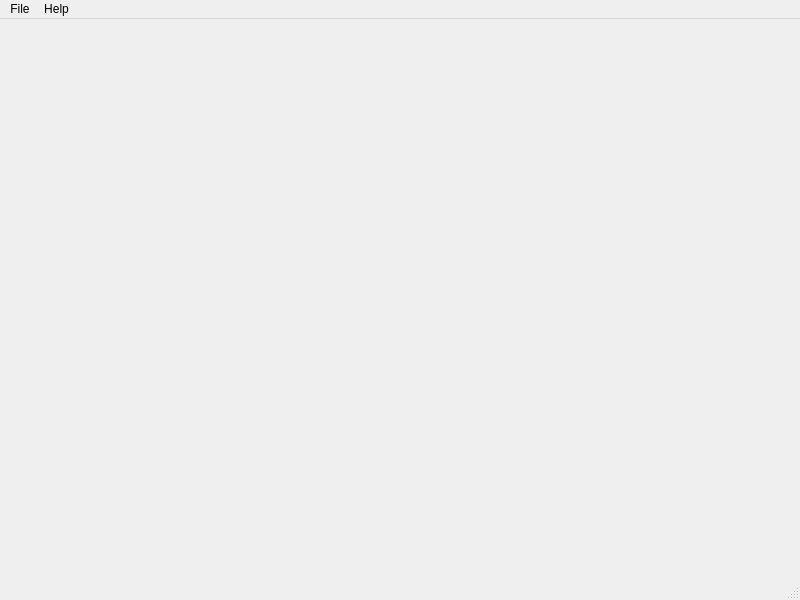
Before: the Qt Designer form mpl_data_cast/gui/main.ui in GuckLab/MPL-Data-Cast, drawn with Qt 5.
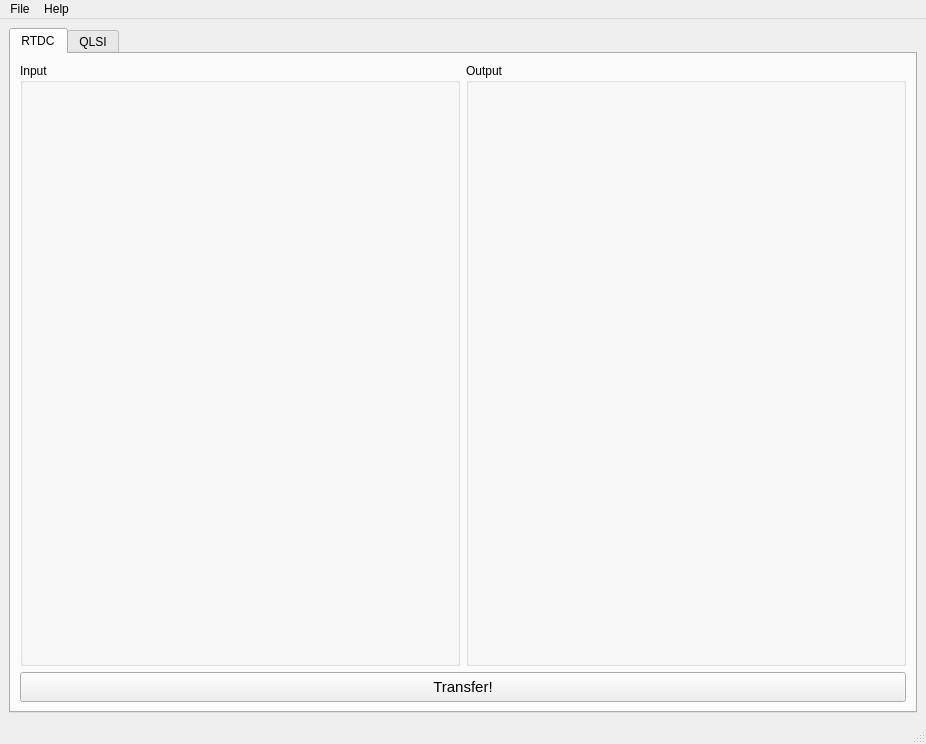
After: the same form once the commit is applied.

```diff
--- a/mpl_data_cast/gui/main.ui
+++ b/mpl_data_cast/gui/main.ui
@@ -6,20 +6,135 @@
    <rect>
     <x>0</x>
     <y>0</y>
-    <width>800</width>
-    <height>600</height>
+    <width>926</width>
+    <height>744</height>
    </rect>
   </property>
+  <property name="minimumSize">
+   <size>
+    <width>600</width>
+    <height>600</height>
+   </size>
+  </property>
   <property name="windowTitle">
    <string>MPL-Data-Cast</string>
   </property>
-  <widget class="QWidget" name="centralwidget"/>
+  <widget class="QWidget" name="centralwidget">
+   <property name="minimumSize">
+    <size>
+     <width>500</width>
+     <height>500</height>
+    </size>
+   </property>
+   <layout class="QVBoxLayout" name="verticalLayout">
+    <item>
+     <widget class="QTabWidget" name="tabWidget">
+      <property name="sizePolicy">
+       <sizepolicy hsizetype="Expanding" vsizetype="Expanding">
+        <horstretch>0</horstretch>
+        <verstretch>0</verstretch>
+       </sizepolicy>
+      </property>
+      <property name="minimumSize">
+       <size>
+        <width>500</width>
+        <height>450</height>
+       </size>
+      </property>
+      <property name="toolTip">
+       <string/>
+      </property>
+      <property name="currentIndex">
+       <number>0</number>
+      </property>
+      <widget class="QWidget" name="tab_RTDC">
+       <property name="sizePolicy">
+        <sizepolicy hsizetype="MinimumExpanding" vsizetype="MinimumExpanding">
+         <horstretch>0</horstretch>
+         <verstretch>0</verstretch>
+        </sizepolicy>
+       </property>
+       <property name="acceptDrops">
+        <bool>true</bool>
+       </property>
+       <property name="toolTip">
+        <string>&lt;html&gt;&lt;head/&gt;&lt;body&gt;&lt;p&gt;RTDC&lt;/p&gt;&lt;/body&gt;&lt;/html&gt;</string>
+       </property>
+       <attribute name="title">
+        <string>RTDC</string>
+       </attribute>
+       <layout class="QVBoxLayout" name="verticalLayout_2">
+        <item>
+         <layout class="QHBoxLayout" name="horizontalLayout">
+          <item>
+           <widget class="QGroupBox" name="groupBox">
+            <property name="title">
+             <string>Input</string>
+            </property>
+           </widget>
+          </item>
+          <item>
+           <widget class="QGroupBox" name="groupBox_2">
+            <property name="title">
+             <string>Output</string>
+            </property>
+           </widget>
+          </item>
+         </layout>
+        </item>
+        <item>
+         <widget class="QPushButton" name="pushButton">
+          <property name="sizePolicy">
+           <sizepolicy hsizetype="Preferred" vsizetype="Fixed">
+            <horstretch>0</horstretch>
+            <verstretch>0</verstretch>
+           </sizepolicy>
+          </property>
+          <property name="minimumSize">
+           <size>
+            <width>0</width>
+            <height>30</height>
+           </size>
+          </property>
+          <property name="font">
+           <font>
+            <pointsize>11</pointsize>
+           </font>
+          </property>
+          <property name="text">
+           <string>Transfer!</string>
+          </property>
+         </widget>
+        </item>
+       </layout>
+      </widget>
+      <widget class="QWidget" name="tab_QLSI">
+       <property name="sizePolicy">
+        <sizepolicy hsizetype="MinimumExpanding" vsizetype="MinimumExpanding">
+         <horstretch>0</horstretch>
+         <verstretch>0</verstretch>
+        </sizepolicy>
+       </property>
+       <property name="acceptDrops">
+        <bool>true</bool>
+       </property>
+       <property name="toolTip">
+        <string>&lt;html&gt;&lt;head/&gt;&lt;body&gt;&lt;p&gt;QLSI&lt;/p&gt;&lt;/body&gt;&lt;/html&gt;</string>
+       </property>
+       <attribute name="title">
+        <string>QLSI</string>
+       </attribute>
+      </widget>
+     </widget>
+    </item>
+   </layout>
+  </widget>
   <widget class="QMenuBar" name="menubar">
    <property name="geometry">
     <rect>
      <x>0</x>
      <y>0</y>
-     <width>800</width>
+     <width>926</width>
      <height>21</height>
     </rect>
    </property>
```
Left out of the diff: 4 changed lines with no effect on the pictures.
